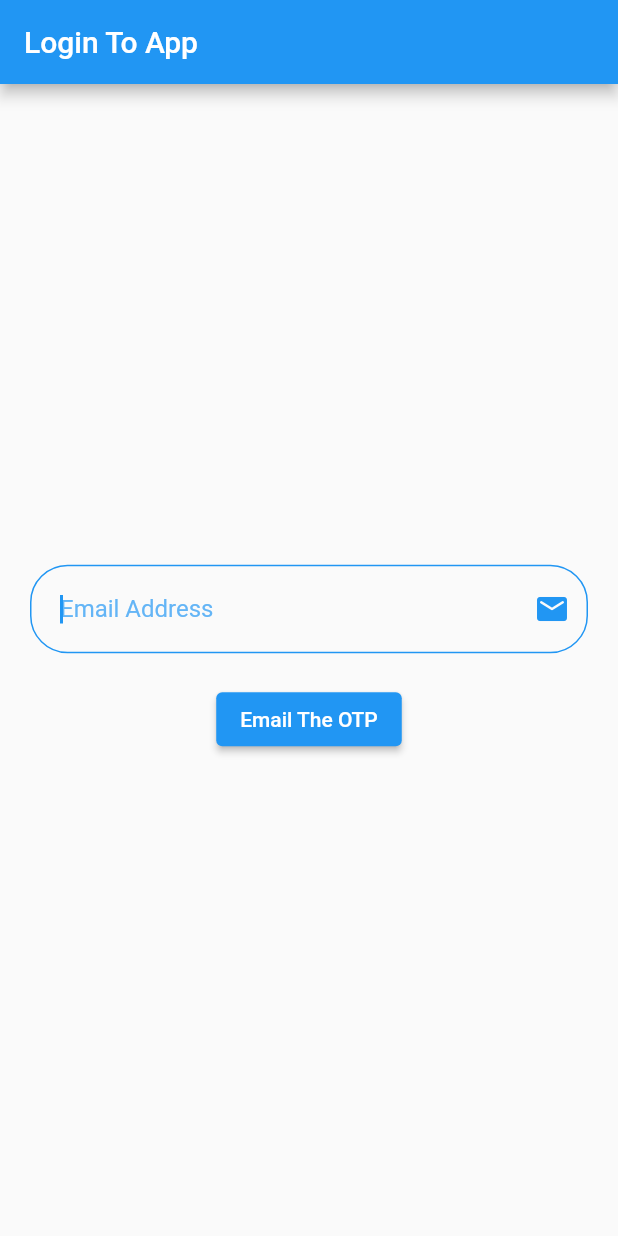
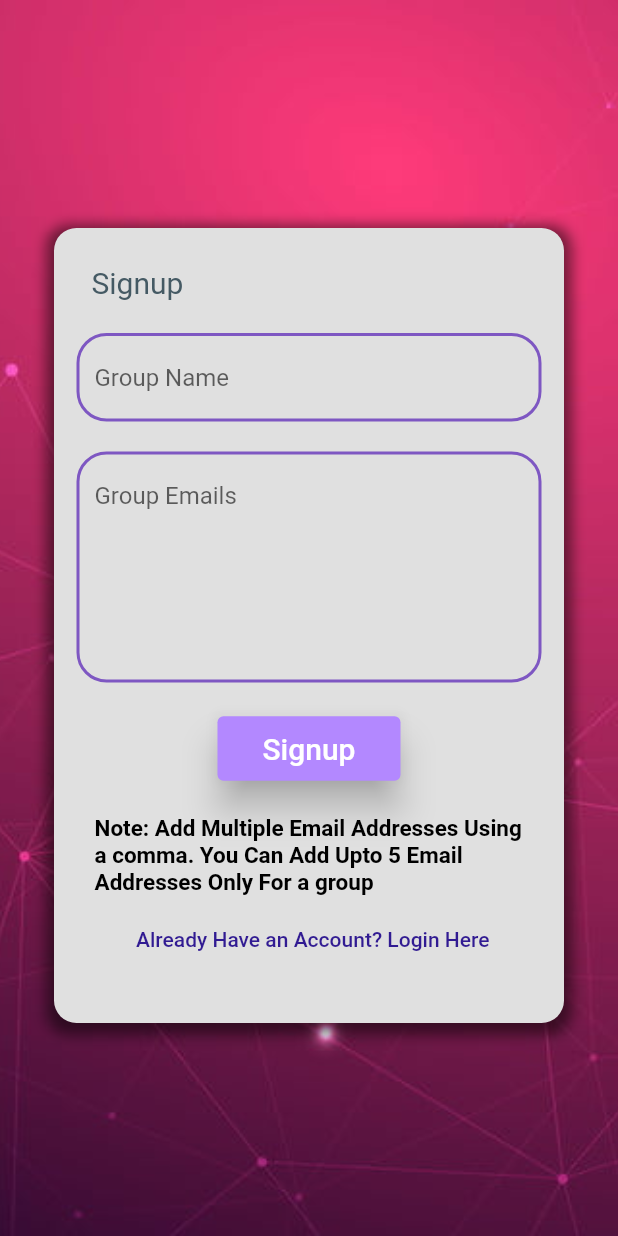
Before and after one commit to Kushagra113/TODO-App-Flutter, a Flutter app: the screen it shows after launch, on a phone screen of 412 x 824 dp. Run offline on Flutter 3.47's test engine with Material 2 defaults, Android fonts, the phone set to English and light mode, and no system bars; our stand-ins replace email_validator, flutter_secure_storage, jwt_decoder, otp_text_field; missing offline and left inert: custom_timer.

Commit message:
Built the UI Of Singup Page

```diff
--- a/lib/blueprint/category.dart
+++ b/lib/blueprint/category.dart
@@ -1,10 +1,12 @@
 class CategoryBlueprint {
   late int nc;
   late int c;
+  late String groupId;
   late String id;
   late String category;
   CategoryBlueprint(
       {required this.id,
+      required this.groupId,
       required this.category,
       required this.c,
       required this.nc});
--- /dev/null
+++ b/lib/blueprint/group.dart
@@ -0,0 +1,5 @@
+class Group {
+  late String id;
+  late String name;
+  Group({required this.id, required this.name});
+}
--- a/lib/blueprint/todo.dart
+++ b/lib/blueprint/todo.dart
@@ -1,5 +1,6 @@
 class TodoBlueprint {
   late String id;
+  late String groupId;
   late String categoryId;
   late String todoTitle;
   late String todoDescription;
@@ -7,6 +8,7 @@ class TodoBlueprint {
 
   TodoBlueprint(
       {required this.id,
+      required this.groupId,
       required this.categoryId,
       required this.todoTitle,
       required this.todoDescription,
--- a/lib/global/serverIp.dart
+++ b/lib/global/serverIp.dart
@@ -1,13 +1,14 @@
 import 'package:todo_flutter_app/global/storage.dart' as globalStorage;
 
 // Hosted Server IP Link
-final String severIp = "https://todo-app-tj.herokuapp.com";
+// final String severIp = "https://todo-app-tj.herokuapp.com";
 
 // Emulator Server IP Link
-// final String severIp = "http://10.0.2.2:8000";
+final String severIp = "http://10.0.2.2:8000";
 
 // Physical Device IP Link
 // final String severIp = "http://192.168.43.243:8000";
+
 var jwt;
 tokenRead() async {
   jwt = await globalStorage.storage.read(key: "jwt");
--- a/lib/main.dart
+++ b/lib/main.dart
@@ -3,6 +3,7 @@ import 'package:todo_flutter_app/pages/addCategory.dart';
 import 'package:todo_flutter_app/pages/category.dart';
 import 'package:todo_flutter_app/pages/login.dart';
 import 'package:todo_flutter_app/global/jwtVerifyFunction.dart';
+import 'package:todo_flutter_app/pages/singup.dart';
 // import 'package:todo_flutter_app/global/storage.dart' as globalStorage;
 
 var iniRoute;
@@ -10,7 +11,7 @@ void main() async {
   WidgetsFlutterBinding.ensureInitialized();
   // await globalStorage.storage.delete(key: "jwt");
   bool isLoggedIn = await validLogin();
-  iniRoute = isLoggedIn ? '/login' : '/category';
+  iniRoute = isLoggedIn ? '/singup' : '/category';
   runApp(MyApp());
 }
 
@@ -21,6 +22,7 @@ class MyApp extends StatelessWidget {
       debugShowCheckedModeBanner: false,
       initialRoute: iniRoute,
       routes: {
+        "/singup": (context) => SingupPage(),
         "/login": (context) => Login(),
         "/category": (context) => Category(),
         "/addCategory": (context) => AddCategory(),
--- a/lib/pages/category.dart
+++ b/lib/pages/category.dart
@@ -30,11 +30,14 @@ class _CategoryState extends State<Category> {
   String serverError = "";
   void addCategory() async {
     result = await Navigator.pushNamed(context, "/addCategory");
-    print("Res" + result.toString());
     if (result != null) {
       setState(() {
-        categories.add(
-            CategoryBlueprint(id: result[0], category: result[1], c: 0, nc: 0));
+        categories.add(CategoryBlueprint(
+            id: result[0],
+            groupId: "HardCode GroupId",
+            category: result[1],
+            c: 0,
+            nc: 0));
       });
     }
   }
@@ -58,6 +61,7 @@ class _CategoryState extends State<Category> {
                 : category['CompletedTodos'][0]['CompletedTodos'],
             categories.add(CategoryBlueprint(
                 id: category['_id'],
+                groupId: category['groupId'],
                 category: category['text'],
                 c: complete,
                 nc: notcomplete))
--- a/lib/pages/eachCategory.dart
+++ b/lib/pages/eachCategory.dart
@@ -51,6 +51,7 @@ class _EachCategoryState extends State<EachCategory> {
       setState(() {
         notCompletedTodos.add(TodoBlueprint(
             id: result[0],
+            groupId: "HardCode GroupId",
             categoryId: categoryId,
             todoTitle: result[2],
             todoDescription: result[3],
@@ -87,6 +88,7 @@ class _EachCategoryState extends State<EachCategory> {
     allTodos.forEach((todo) => {
           completedTodos.add(TodoBlueprint(
               id: todo['_id'],
+              groupId: "HardCode GroupId",
               categoryId: todo['categoryId'],
               todoTitle: todo['title'],
               todoDescription: todo['description'],
@@ -110,6 +112,7 @@ class _EachCategoryState extends State<EachCategory> {
     allTodos.forEach((todo) => {
           notCompletedTodos.add(TodoBlueprint(
               id: todo['_id'],
+              groupId: "HardCode GroupId",
               categoryId: todo['categoryId'],
               todoTitle: todo['title'],
               todoDescription: todo['description'],
@@ -164,6 +167,7 @@ class _EachCategoryState extends State<EachCategory> {
       notCompletedTodos.remove(todo);
       notCompletedTodos.add(TodoBlueprint(
           id: todo.id,
+          groupId: "HardCode GroupId",
           categoryId: categoryId,
           todoTitle: result[1],
           todoDescription: result[2],
--- a/lib/pages/login.dart
+++ b/lib/pages/login.dart
@@ -145,8 +145,6 @@ class _LoginState extends State<Login> {
       onCompleted: (String pin) async {
         setState(() {
           isLoading = true;
-          // timeText = false;
-          // otpfield = false;
         });
         _Timecontroller.pause();
         var result = await http.post(
@@ -201,9 +199,6 @@ class _LoginState extends State<Login> {
   @override
   Widget build(BuildContext context) {
     return Scaffold(
-      appBar: AppBar(
-        title: Text("Login To App"),
-      ),
       body: Center(
         child: Column(
           mainAxisAlignment: MainAxisAlignment.center,
--- /dev/null
+++ b/lib/pages/singup.dart
@@ -0,0 +1,158 @@
+import 'package:flutter/material.dart';
+import 'package:todo_flutter_app/pages/login.dart';
+
+class SingupPage extends StatefulWidget {
+  const SingupPage({Key? key}) : super(key: key);
+
+  @override
+  _SingupPageState createState() => _SingupPageState();
+}
+
+class _SingupPageState extends State<SingupPage> {
+  final groupName = new TextEditingController();
+  final groupEmails = new TextEditingController();
+
+  Widget nameField() {
+    return TextField(
+      controller: groupName,
+      decoration: InputDecoration(
+          fillColor: Colors.black,
+          hintText: "Group Name",
+          focusedBorder: OutlineInputBorder(
+              borderRadius: BorderRadius.circular(20.0),
+              borderSide:
+                  BorderSide(color: Colors.deepPurple.shade400, width: 2.0)),
+          enabledBorder: OutlineInputBorder(
+              borderRadius: BorderRadius.circular(20.0),
+              borderSide:
+                  BorderSide(color: Colors.deepPurple.shade400, width: 2.0)),
+          border: OutlineInputBorder(
+              borderRadius: BorderRadius.circular(20.0),
+              borderSide:
+                  BorderSide(color: Colors.deepPurple.shade400, width: 1.0))),
+    );
+  }
+
+  Widget emailsField() {
+    return TextField(
+      controller: groupEmails,
+      maxLines: 6,
+      decoration: InputDecoration(
+          fillColor: Colors.black,
+          hintText: "Group Emails",
+          focusedBorder: OutlineInputBorder(
+              borderRadius: BorderRadius.circular(20.0),
+              borderSide:
+                  BorderSide(color: Colors.deepPurple.shade400, width: 2.0)),
+          enabledBorder: OutlineInputBorder(
+              borderRadius: BorderRadius.circular(20.0),
+              borderSide:
+                  BorderSide(color: Colors.deepPurple.shade400, width: 2.0)),
+          border: OutlineInputBorder(
+              borderRadius: BorderRadius.circular(20.0),
+              borderSide:
+                  BorderSide(color: Colors.deepPurple.shade400, width: 2.0))),
+    );
+  }
+
+  Widget singupButton() {
+    return ElevatedButton(
+        style: ElevatedButton.styleFrom(
+            primary: Colors.deepPurpleAccent.shade100,
+            padding: EdgeInsets.fromLTRB(30, 10, 30, 10),
+            elevation: 10.0),
+        onPressed: () {},
+        child: Text(
+          "Signup",
+          style: TextStyle(fontSize: 20),
+        ));
+  }
+
+  @override
+  Widget build(BuildContext context) {
+    return Scaffold(
+      resizeToAvoidBottomInset: false,
+      body: Stack(
+        children: <Widget>[
+          Container(
+              decoration: BoxDecoration(
+                image: DecorationImage(
+                  image: AssetImage("images/login_singup_background.jpg"),
+                  fit: BoxFit.cover,
+                ),
+              ),
+              child: null),
+          Center(
+            child: Container(
+              margin: EdgeInsets.only(top: 10),
+              padding: EdgeInsets.all(15.0),
+              decoration: BoxDecoration(
+                boxShadow: [
+                  BoxShadow(
+                    color: Colors.black.withOpacity(0.5),
+                    spreadRadius: 5,
+                    blurRadius: 7,
+                    offset: Offset(0, 3), // changes position of shadow
+                  ),
+                ],
+                color: Colors.grey.shade300,
+                borderRadius: BorderRadius.circular(15.0),
+              ),
+              width: 340,
+              height: 530,
+              child: Column(
+                crossAxisAlignment: CrossAxisAlignment.start,
+                children: <Widget>[
+                  Padding(
+                    padding: const EdgeInsets.fromLTRB(10, 10, 5, 2),
+                    child: Text(
+                      "Signup",
+                      style: TextStyle(
+                          color: Colors.blueGrey.shade700, fontSize: 20),
+                    ),
+                  ),
+                  SizedBox(
+                    height: 20,
+                  ),
+                  nameField(),
+                  SizedBox(
+                    height: 20,
+                  ),
+                  emailsField(),
+                  SizedBox(
+                    height: 20,
+                  ),
+                  Center(child: singupButton()),
+                  Center(
+                    child: Container(
+                        margin: EdgeInsets.fromLTRB(12, 20, 12, 5),
+                        child: Text(
+                          "Note: Add Multiple Email Addresses Using a comma. You Can Add Upto 5 Email Addresses Only For a group",
+                          style: TextStyle(
+                              fontSize: 15,
+                              color: Colors.black,
+                              fontWeight: FontWeight.bold),
+                        )),
+                  ),
+                  Center(
+                    child: Padding(
+                      padding: const EdgeInsets.only(left: 5),
+                      child: TextButton(
+                          onPressed: () {
+                            Navigator.pushReplacementNamed(context, "/login");
+                          },
+                          child: Text(
+                            "Already Have an Account? Login Here",
+                            style: TextStyle(color: Colors.deepPurple.shade900),
+                          )),
+                    ),
+                  ),
+                ],
+              ),
+            ),
+          ),
+        ],
+      ),
+    );
+  }
+}
--- a/pubspec.yaml
+++ b/pubspec.yaml
@@ -57,8 +57,8 @@ flutter:
   uses-material-design: true
 
   # To add assets to your application, add an assets section, like this:
-  # assets:
-  #   - images/a_dot_burr.jpeg
+  assets:
+    - images/login_singup_background.jpg
   #   - images/a_dot_ham.jpeg
 
   # An image asset can refer to one or more resolution-specific "variants", see
```
Also changed, not shown: images/login_singup_background.jpg (added).
